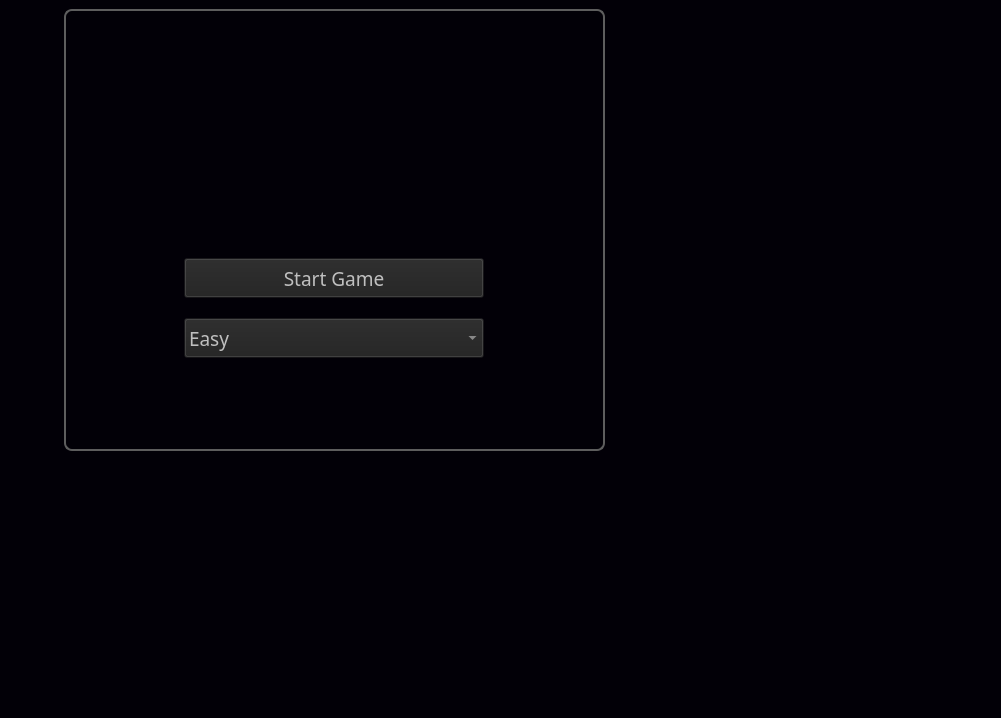
The window that GameUI/GameUI.ui (RalucaSpt/memory-game) describes before a commit, drawn with Qt 5.
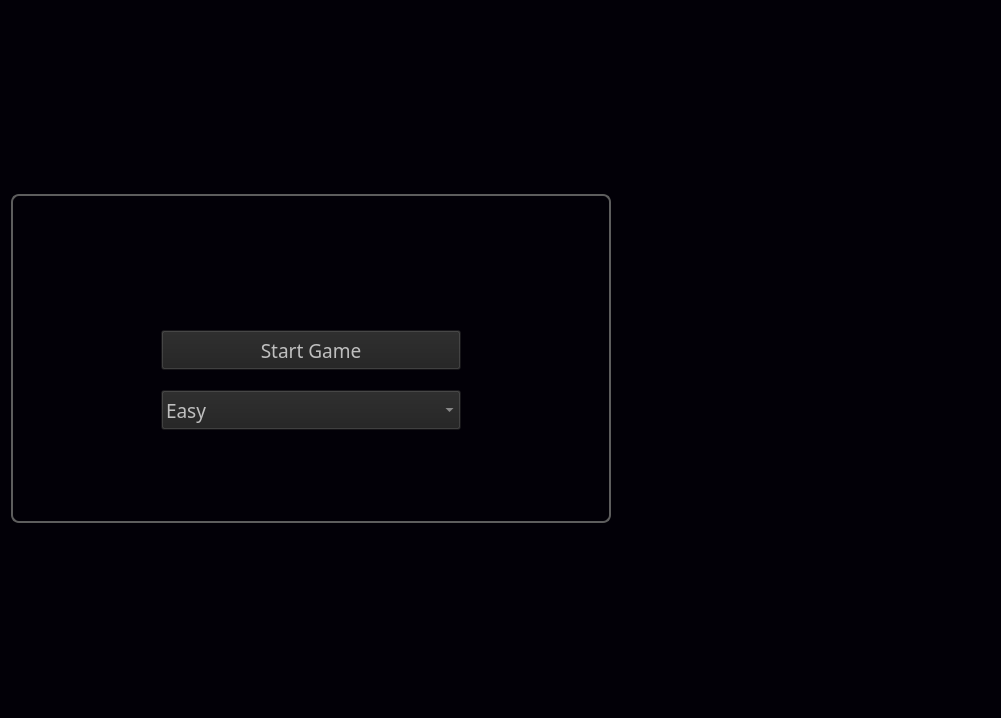
The same window after the commit. Icons and pictures are not drawn.

```diff
--- a/GameUI/GameUI.ui
+++ b/GameUI/GameUI.ui
@@ -31,15 +31,9 @@
  background-size: cover;
   }</string>
    </property>
+   <layout class="QVBoxLayout" name="verticalLayout_4">
+    <item alignment="|Qt::AlignmentFlag::AlignVCenter">
    <widget class="QStackedWidget" name="stackedWidget">
-    <property name="geometry">
-     <rect>
-      <x>64</x>
-      <y>9</y>
-      <width>541</width>
-      <height>442</height>
-     </rect>
-    </property>
     <property name="minimumSize">
      <size>
       <width>400</width>
@@ -66,6 +60,9 @@
 }
 </string>
     </property>
+      <property name="frameShadow">
+       <enum>QFrame::Shadow::Sunken</enum>
+      </property>
     <property name="currentIndex">
      <number>0</number>
     </property>
@@ -77,7 +74,7 @@
       <string notr="true">background-color:rgba(255, 255, 255, 0);</string>
      </property>
      <layout class="QGridLayout" name="gridLayout_3">
-      <item row="1" column="1">
+        <item row="1" column="1" alignment="|Qt::AlignmentFlag::AlignVCenter">
        <widget class="QLabel" name="label">
         <property name="maximumSize">
          <size>
@@ -136,7 +133,7 @@
         <property name="bottomMargin">
          <number>40</number>
         </property>
-        <item>
+          <item alignment="|Qt::AlignmentFlag::AlignVCenter">
          <widget class="QPushButton" name="startButton">
           <property name="minimumSize">
            <size>
@@ -164,7 +161,7 @@
           </property>
          </widget>
         </item>
-        <item>
+          <item alignment="|Qt::AlignmentFlag::AlignVCenter">
          <widget class="QComboBox" name="comboBox">
           <property name="minimumSize">
            <size>
@@ -507,6 +504,8 @@
      </layout>
     </widget>
    </widget>
+    </item>
+   </layout>
   </widget>
  </widget>
  <layoutdefault spacing="6" margin="11"/>
```
Left out of the diff: 2 changed lines with no effect on the pictures. Lines whose indentation alone changed are shown as unchanged.
